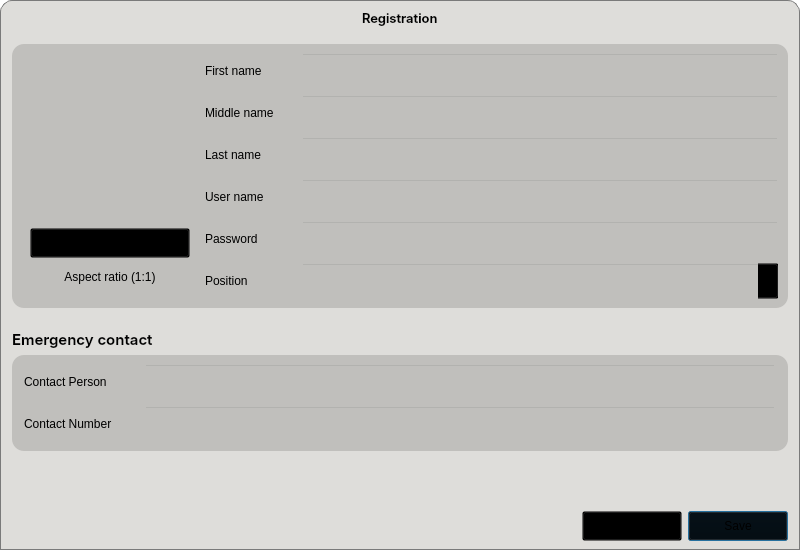
The window that CAI_PyQt/CAI_Admin/UI/FormAddNewUser.ui (CPG19040/CPG19040) describes before a commit, drawn with Qt 5.
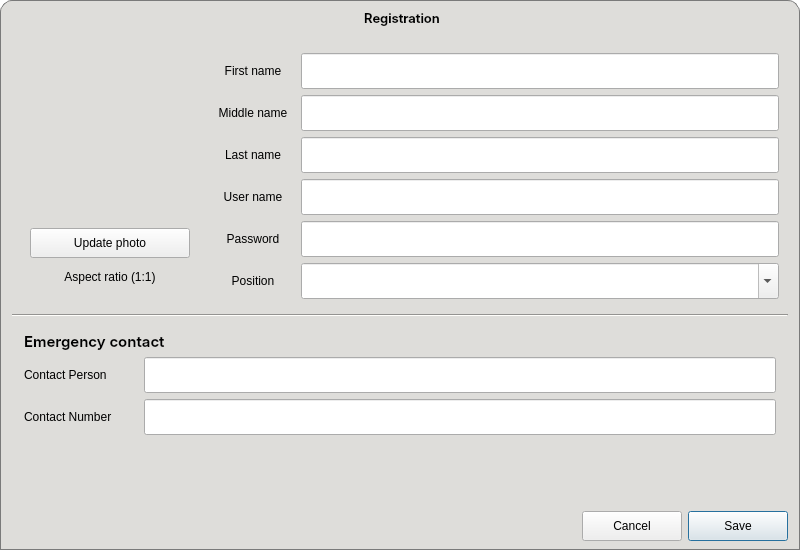
The same window after the commit. Icons and pictures are not drawn.

```diff
--- a/CAI_PyQt/CAI_Admin/UI/FormAddNewUser.ui
+++ b/CAI_PyQt/CAI_Admin/UI/FormAddNewUser.ui
@@ -12,13 +12,13 @@
   </property>
   <property name="minimumSize">
    <size>
-    <width>750</width>
+    <width>800</width>
     <height>550</height>
    </size>
   </property>
   <property name="maximumSize">
    <size>
-    <width>800</width>
+    <width>1000</width>
     <height>550</height>
    </size>
   </property>
@@ -27,8 +27,274 @@
   </property>
   <property name="styleSheet">
    <string notr="true">* {
+	color: black;
+}
+
+#AddNewUserDialog {
 	background-color: transparent;
+}
+
+QMessageBox {
+	background-color: #deddda;
+	font: 10pt &quot;Inter&quot;;
 	color: black;
+}
+
+QMessageBox QLabel {
+	font: 10pt &quot;Inter&quot;;
+	color: black;
+}
+
+QMessageBox QPushButton {
+	height: 30px;
+	padding: 0px 12px;
+	background-color: #deddda;
+	font: 10pt &quot;Inter&quot;;
+	color: black;
+}</string>
+  </property>
+  <layout class="QVBoxLayout" name="verticalLayout_2">
+   <property name="spacing">
+    <number>0</number>
+   </property>
+   <property name="leftMargin">
+    <number>0</number>
+   </property>
+   <property name="topMargin">
+    <number>0</number>
+   </property>
+   <property name="rightMargin">
+    <number>0</number>
+   </property>
+   <property name="bottomMargin">
+    <number>0</number>
+   </property>
+   <item>
+    <widget class="QFrame" name="frame_header">
+     <property name="minimumSize">
+      <size>
+       <width>0</width>
+       <height>35</height>
+      </size>
+     </property>
+     <property name="maximumSize">
+      <size>
+       <width>16777215</width>
+       <height>35</height>
+      </size>
+     </property>
+     <property name="mouseTracking">
+      <bool>true</bool>
+     </property>
+     <property name="styleSheet">
+      <string notr="true">#frame_header {
+	background-color: #deddda;
+	border-top-left-radius: 12px;
+	border-top-right-radius: 12px;
+	border: 1px solid #7a7a7a;
+	border-bottom: none;
+}</string>
+     </property>
+     <property name="frameShape">
+      <enum>QFrame::StyledPanel</enum>
+     </property>
+     <property name="frameShadow">
+      <enum>QFrame::Raised</enum>
+     </property>
+     <layout class="QHBoxLayout" name="horizontalLayout_6">
+      <property name="spacing">
+       <number>6</number>
+      </property>
+      <property name="leftMargin">
+       <number>4</number>
+      </property>
+      <property name="topMargin">
+       <number>0</number>
+      </property>
+      <property name="rightMargin">
+       <number>0</number>
+      </property>
+      <property name="bottomMargin">
+       <number>0</number>
+      </property>
+      <item>
+       <widget class="QWidget" name="widget_window_icon" native="true">
+        <property name="minimumSize">
+         <size>
+          <width>72</width>
+          <height>34</height>
+         </size>
+        </property>
+        <property name="maximumSize">
+         <size>
+          <width>72</width>
+          <height>34</height>
+         </size>
+        </property>
+        <property name="styleSheet">
+         <string notr="true">background: transparent;</string>
+        </property>
+        <layout class="QHBoxLayout" name="horizontalLayout_4">
+         <property name="leftMargin">
+          <number>0</number>
+         </property>
+         <property name="topMargin">
+          <number>0</number>
+         </property>
+         <property name="rightMargin">
+          <number>0</number>
+         </property>
+         <property name="bottomMargin">
+          <number>0</number>
+         </property>
+        </layout>
+       </widget>
+      </item>
+      <item>
+       <widget class="QLabel" name="label_windowTitle">
+        <property name="font">
+         <font>
+          <family>Inter SemiBold</family>
+          <pointsize>10</pointsize>
+          <weight>50</weight>
+          <italic>false</italic>
+          <bold>false</bold>
+         </font>
+        </property>
+        <property name="styleSheet">
+         <string notr="true">background: transparent;
+color: rgb(0, 0, 0);
+font: 10pt &quot;Inter SemiBold&quot;;</string>
+        </property>
+        <property name="text">
+         <string>Registration</string>
+        </property>
+        <property name="alignment">
+         <set>Qt::AlignCenter</set>
+        </property>
+       </widget>
+      </item>
+      <item>
+       <widget class="QWidget" name="widget_window_buttons" native="true">
+        <property name="minimumSize">
+         <size>
+          <width>72</width>
+          <height>34</height>
+         </size>
+        </property>
+        <property name="maximumSize">
+         <size>
+          <width>72</width>
+          <height>34</height>
+         </size>
+        </property>
+        <property name="styleSheet">
+         <string notr="true">background: transparent;</string>
+        </property>
+        <layout class="QHBoxLayout" name="horizontalLayout_13">
+         <property name="leftMargin">
+          <number>0</number>
+         </property>
+         <property name="topMargin">
+          <number>0</number>
+         </property>
+         <property name="rightMargin">
+          <number>0</number>
+         </property>
+         <property name="bottomMargin">
+          <number>0</number>
+         </property>
+         <item>
+          <widget class="QPushButton" name="btnMinimize">
+           <property name="minimumSize">
+            <size>
+             <width>24</width>
+             <height>24</height>
+            </size>
+           </property>
+           <property name="maximumSize">
+            <size>
+             <width>24</width>
+             <height>24</height>
+            </size>
+           </property>
+           <property name="cursor">
+            <cursorShape>PointingHandCursor</cursorShape>
+           </property>
+           <property name="styleSheet">
+            <string notr="true">#btnMinimize {
+	border-radius: 12px;
+	background-color: transparent;
+}
+
+#btnMinimize:hover {
+	background-color: rgb(248, 228, 92);
+}</string>
+           </property>
+           <property name="text">
+            <string/>
+           </property>
+           <property name="icon">
+            <iconset resource="../resources.qrc">
+             <normaloff>:/Images/Images/minimize-sign.png</normaloff>:/Images/Images/minimize-sign.png</iconset>
+           </property>
+           <property name="iconSize">
+            <size>
+             <width>12</width>
+             <height>12</height>
+            </size>
+           </property>
+          </widget>
+         </item>
+         <item>
+          <widget class="QPushButton" name="btnClose">
+           <property name="minimumSize">
+            <size>
+             <width>24</width>
+             <height>24</height>
+            </size>
+           </property>
+           <property name="maximumSize">
+            <size>
+             <width>24</width>
+             <height>24</height>
+            </size>
+           </property>
+           <property name="cursor">
+            <cursorShape>PointingHandCursor</cursorShape>
+           </property>
+           <property name="styleSheet">
+            <string notr="true">#btnClose {
+	border-radius: 12px;
+	background-color: transparent;
+}
+
+#btnClose:hover {
+	background-color: rgb(246, 97, 81);
+}</string>
+           </property>
+           <property name="text">
+            <string/>
+           </property>
+           <property name="icon">
+            <iconset resource="../resources.qrc">
+             <normaloff>:/Images/Images/clear.png</normaloff>:/Images/Images/clear.png</iconset>
+           </property>
+          </widget>
+         </item>
+        </layout>
+       </widget>
+      </item>
+     </layout>
+    </widget>
+   </item>
+   <item>
+    <widget class="QWidget" name="widget_body" native="true">
+     <property name="styleSheet">
+      <string notr="true">#widget_body {
+	background-color: #deddda;
+	border: 1px solid #7a7a7a;
+	border-top: none;
 }
 
 #widget_profile_pic, #grp_info {
@@ -173,240 +439,6 @@
     background-color: #7eb4d7;
     color: #ffffff;
 }</string>
-  </property>
-  <layout class="QVBoxLayout" name="verticalLayout_2">
-   <property name="spacing">
-    <number>0</number>
-   </property>
-   <property name="leftMargin">
-    <number>0</number>
-   </property>
-   <property name="topMargin">
-    <number>0</number>
-   </property>
-   <property name="rightMargin">
-    <number>0</number>
-   </property>
-   <property name="bottomMargin">
-    <number>0</number>
-   </property>
-   <item>
-    <widget class="QFrame" name="frame_header">
-     <property name="minimumSize">
-      <size>
-       <width>0</width>
-       <height>35</height>
-      </size>
-     </property>
-     <property name="maximumSize">
-      <size>
-       <width>16777215</width>
-       <height>35</height>
-      </size>
-     </property>
-     <property name="mouseTracking">
-      <bool>true</bool>
-     </property>
-     <property name="styleSheet">
-      <string notr="true">#frame_header {
-	background-color: #deddda;
-	border-top-left-radius: 12px;
-	border-top-right-radius: 12px;
-	border: 1px solid #7a7a7a;
-	border-bottom: none;
-}</string>
-     </property>
-     <property name="frameShape">
-      <enum>QFrame::StyledPanel</enum>
-     </property>
-     <property name="frameShadow">
-      <enum>QFrame::Raised</enum>
-     </property>
-     <layout class="QHBoxLayout" name="horizontalLayout_6">
-      <property name="spacing">
-       <number>6</number>
-      </property>
-      <property name="leftMargin">
-       <number>9</number>
-      </property>
-      <property name="topMargin">
-       <number>0</number>
-      </property>
-      <property name="rightMargin">
-       <number>9</number>
-      </property>
-      <property name="bottomMargin">
-       <number>0</number>
-      </property>
-      <item>
-       <widget class="QWidget" name="widget_window_icon" native="true">
-        <property name="minimumSize">
-         <size>
-          <width>54</width>
-          <height>35</height>
-         </size>
-        </property>
-        <property name="maximumSize">
-         <size>
-          <width>54</width>
-          <height>35</height>
-         </size>
-        </property>
-        <property name="styleSheet">
-         <string notr="true">background: transparent;</string>
-        </property>
-        <layout class="QHBoxLayout" name="horizontalLayout_4">
-         <property name="leftMargin">
-          <number>0</number>
-         </property>
-         <property name="topMargin">
-          <number>0</number>
-         </property>
-         <property name="rightMargin">
-          <number>0</number>
-         </property>
-         <property name="bottomMargin">
-          <number>0</number>
-         </property>
-        </layout>
-       </widget>
-      </item>
-      <item>
-       <spacer name="horizontalSpacer_6">
-        <property name="orientation">
-         <enum>Qt::Horizontal</enum>
-        </property>
-        <property name="sizeHint" stdset="0">
-         <size>
-          <width>40</width>
-          <height>20</height>
-         </size>
-        </property>
-       </spacer>
-      </item>
-      <item>
-       <widget class="QLabel" name="label_windowTitle">
-        <property name="font">
-         <font>
-          <family>Inter SemiBold</family>
-          <pointsize>10</pointsize>
-          <weight>50</weight>
-          <italic>false</italic>
-          <bold>false</bold>
-         </font>
-        </property>
-        <property name="styleSheet">
-         <string notr="true">background: transparent;
-color: rgb(0, 0, 0);
-font: 10pt &quot;Inter SemiBold&quot;;</string>
-        </property>
-        <property name="text">
-         <string>Registration</string>
-        </property>
-       </widget>
-      </item>
-      <item>
-       <spacer name="horizontalSpacer_5">
-        <property name="orientation">
-         <enum>Qt::Horizontal</enum>
-        </property>
-        <property name="sizeHint" stdset="0">
-         <size>
-          <width>40</width>
-          <height>20</height>
-         </size>
-        </property>
-       </spacer>
-      </item>
-      <item>
-       <widget class="QPushButton" name="btnMinimize">
-        <property name="minimumSize">
-         <size>
-          <width>24</width>
-          <height>24</height>
-         </size>
-        </property>
-        <property name="maximumSize">
-         <size>
-          <width>24</width>
-          <height>24</height>
-         </size>
-        </property>
-        <property name="cursor">
-         <cursorShape>PointingHandCursor</cursorShape>
-        </property>
-        <property name="styleSheet">
-         <string notr="true">#btnMinimize {
-	border-radius: 12px;
-	background-color: transparent;
-}
-
-#btnMinimize:hover {
-	background-color: rgb(248, 228, 92);
-}</string>
-        </property>
-        <property name="text">
-         <string/>
-        </property>
-        <property name="icon">
-         <iconset resource="../resources.qrc">
-          <normaloff>:/Images/Images/minimize-sign.png</normaloff>:/Images/Images/minimize-sign.png</iconset>
-        </property>
-        <property name="iconSize">
-         <size>
-          <width>12</width>
-          <height>12</height>
-         </size>
-        </property>
-       </widget>
-      </item>
-      <item>
-       <widget class="QPushButton" name="btnClose">
-        <property name="minimumSize">
-         <size>
-          <width>24</width>
-          <height>24</height>
-         </size>
-        </property>
-        <property name="maximumSize">
-         <size>
-          <width>24</width>
-          <height>24</height>
-         </size>
-        </property>
-        <property name="cursor">
-         <cursorShape>PointingHandCursor</cursorShape>
-        </property>
-        <property name="styleSheet">
-         <string notr="true">#btnClose {
-	border-radius: 12px;
-	background-color: transparent;
-}
-
-#btnClose:hover {
-	background-color: rgb(246, 97, 81);
-}</string>
-        </property>
-        <property name="text">
-         <string/>
-        </property>
-        <property name="icon">
-         <iconset resource="../resources.qrc">
-          <normaloff>:/Images/Images/clear.png</normaloff>:/Images/Images/clear.png</iconset>
-        </property>
-       </widget>
-      </item>
-     </layout>
-    </widget>
-   </item>
-   <item>
-    <widget class="QWidget" name="widget_body" native="true">
-     <property name="styleSheet">
-      <string notr="true">#widget_body {
-	background-color: #deddda;
-	border: 1px solid #7a7a7a;
-	border-top: none;
-}</string>
      </property>
      <layout class="QVBoxLayout" name="verticalLayout">
       <property name="spacing">
@@ -421,10 +453,7 @@
       <item>
        <widget class="QWidget" name="widget" native="true">
         <property name="styleSheet">
-         <string notr="true">#widget {
-	background-color:  rgb(192, 191, 188);
-	border-radius: 12px;
-}</string>
+         <string notr="true"/>
         </property>
         <layout class="QHBoxLayout" name="horizontalLayout">
          <property name="leftMargin">
@@ -572,6 +601,9 @@
                  <property name="text">
                   <string>First name</string>
                  </property>
+                 <property name="alignment">
+                  <set>Qt::AlignCenter</set>
+                 </property>
                 </widget>
                </item>
                <item>
@@ -640,6 +672,9 @@
                  <property name="text">
                   <string>Middle name</string>
                  </property>
+                 <property name="alignment">
+                  <set>Qt::AlignCenter</set>
+                 </property>
                 </widget>
                </item>
                <item>
@@ -708,6 +743,9 @@
                  <property name="text">
                   <string>Last name</string>
                  </property>
+                 <property name="alignment">
+                  <set>Qt::AlignCenter</set>
+                 </property>
                 </widget>
                </item>
                <item>
@@ -776,6 +814,9 @@
                  <property name="text">
                   <string>User name</string>
                  </property>
+                 <property name="alignment">
+                  <set>Qt::AlignCenter</set>
+                 </property>
                 </widget>
                </item>
                <item>
@@ -844,6 +885,9 @@
                  <property name="text">
                   <string>Password</string>
                  </property>
+                 <property name="alignment">
+                  <set>Qt::AlignCenter</set>
+                 </property>
                 </widget>
                </item>
                <item>
@@ -915,6 +959,9 @@
                  <property name="text">
                   <string>Position</string>
                  </property>
+                 <property name="alignment">
+                  <set>Qt::AlignCenter</set>
+                 </property>
                 </widget>
                </item>
                <item>
@@ -949,32 +996,12 @@
        </widget>
       </item>
       <item>
-       <widget class="QLabel" name="label_24">
-        <property name="minimumSize">
-         <size>
-          <width>0</width>
-          <height>35</height>
-         </size>
+       <widget class="Line" name="line">
+        <property name="styleSheet">
+         <string notr="true">background-color: rgb(222, 221, 218);</string>
         </property>
-        <property name="maximumSize">
-         <size>
-          <width>16777215</width>
-          <height>35</height>
-         </size>
-        </property>
-        <property name="font">
-         <font>
-          <family>Inter SemiBold</family>
-          <pointsize>11</pointsize>
-          <weight>50</weight>
-          <bold>false</bold>
-         </font>
-        </property>
-        <property name="text">
-         <string>Emergency contact</string>
-        </property>
-        <property name="alignment">
-         <set>Qt::AlignBottom|Qt::AlignLeading|Qt::AlignLeft</set>
+        <property name="orientation">
+         <enum>Qt::Horizontal</enum>
         </property>
        </widget>
       </item>
@@ -984,10 +1011,7 @@
          <bool>true</bool>
         </property>
         <property name="styleSheet">
-         <string notr="true">#widget_emergency_contact {
-	background-color: rgb(192, 191, 188);
-	border-radius: 12px;
-}</string>
+         <string notr="true"/>
         </property>
         <layout class="QVBoxLayout" name="verticalLayout_4">
          <property name="leftMargin">
@@ -996,6 +1020,24 @@
          <property name="rightMargin">
           <number>12</number>
          </property>
+         <item>
+          <widget class="QLabel" name="label_24">
+           <property name="font">
+            <font>
+             <family>Inter SemiBold</family>
+             <pointsize>11</pointsize>
+             <weight>50</weight>
+             <bold>false</bold>
+            </font>
+           </property>
+           <property name="text">
+            <string>Emergency contact</string>
+           </property>
+           <property name="alignment">
+            <set>Qt::AlignLeading|Qt::AlignLeft|Qt::AlignVCenter</set>
+           </property>
+          </widget>
+         </item>
          <item>
           <widget class="QWidget" name="widget_2" native="true">
            <property name="minimumSize">
```
Left out of the diff: 2 changed lines with no effect on the pictures.
